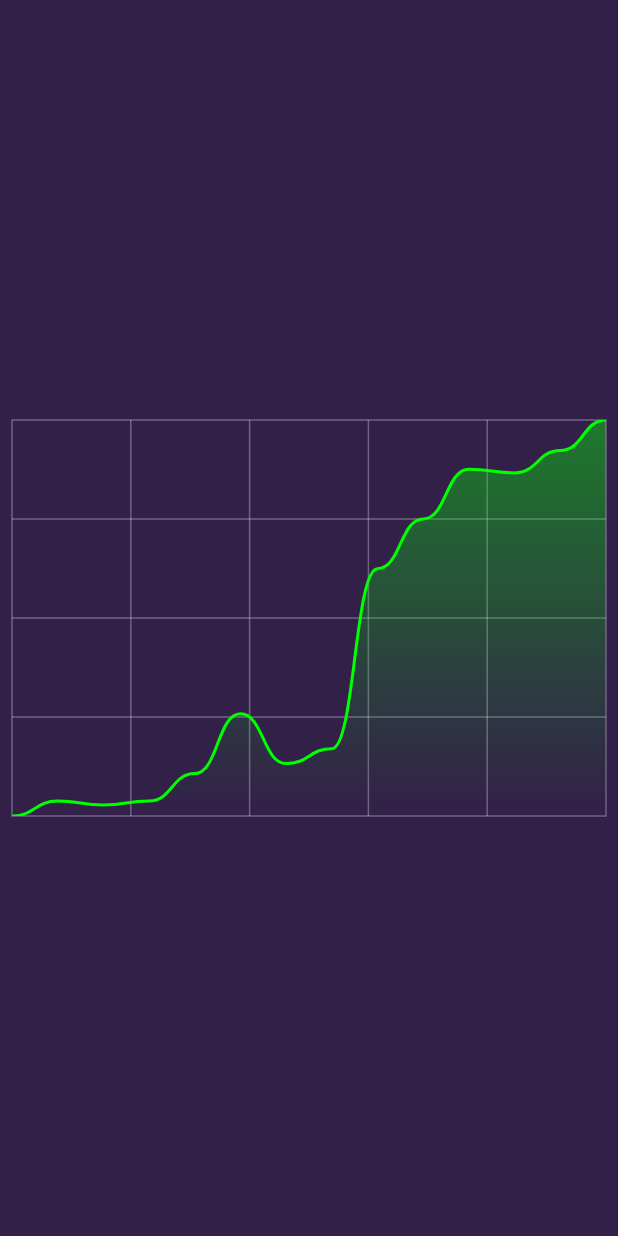
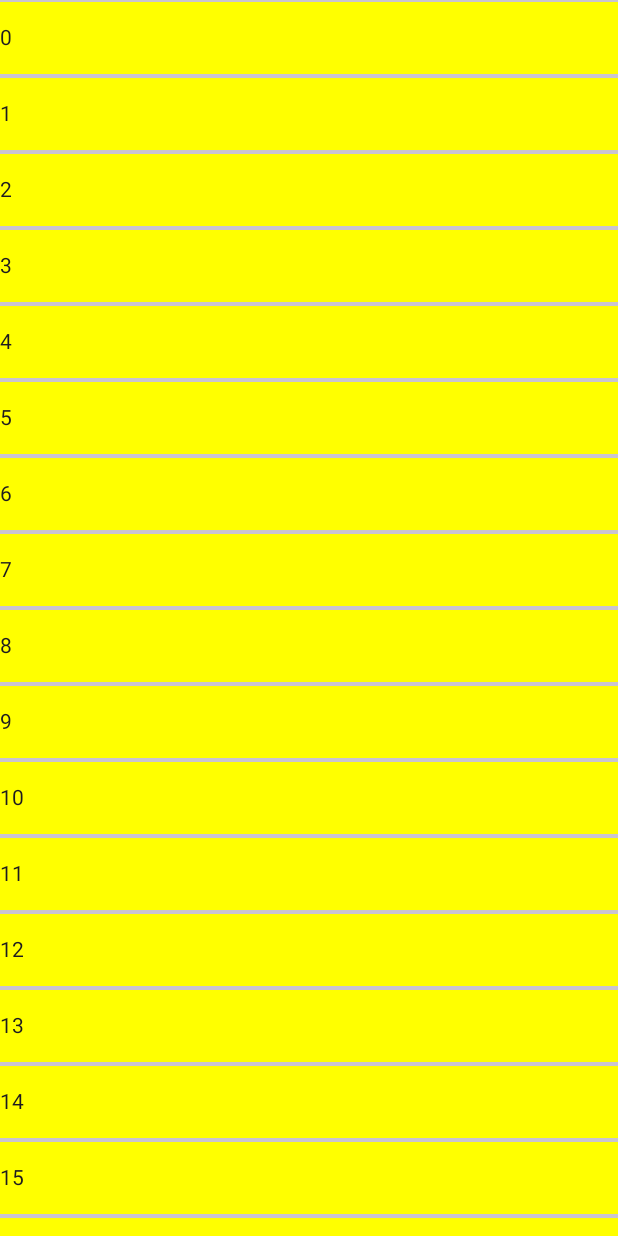
Before and after one commit to jparac/ComposePlayground, an Android app built with Jetpack Compose: the screen it shows after launch (MainActivity), on a phone screen of 412 x 824 dp. Run offline under Robolectric (Android 15) with nearby library versions, the phone set to English and light mode, and no system bars.

```diff
--- a/app/build.gradle.kts
+++ b/app/build.gradle.kts
@@ -8,12 +8,12 @@ plugins {
 android {
     namespace = "com.example.composeplayground"
 
-    compileSdk = 33
+    compileSdk = 34
 
     defaultConfig {
         applicationId = "com.example.composeplayground"
         minSdk = 26
-        targetSdk = 33
+        targetSdk = 34
         versionCode = 1
         versionName = "1.0"
 
@@ -52,9 +52,11 @@ android {
 dependencies {
     implementation("androidx.core:core-ktx:1.10.1")
     implementation("androidx.lifecycle:lifecycle-runtime-ktx:2.6.1")
+    implementation("androidx.activity:activity-ktx:1.8.0-alpha06")
 
     implementation(platform("androidx.compose:compose-bom:2023.06.01"))
     implementation("androidx.compose.ui:ui")
+    implementation("androidx.compose.material3:material3")
     implementation("androidx.compose.material:material")
     implementation("androidx.compose.ui:ui-tooling-preview")
     implementation("androidx.compose.foundation:foundation")
--- a/app/src/main/java/com/example/composeplayground/MainActivity.kt
+++ b/app/src/main/java/com/example/composeplayground/MainActivity.kt
@@ -3,18 +3,27 @@ package com.example.composeplayground
 import android.os.Bundle
 import androidx.activity.ComponentActivity
 import androidx.activity.compose.setContent
+import androidx.activity.enableEdgeToEdge
+import androidx.compose.foundation.background
+import androidx.compose.foundation.layout.Column
 import androidx.compose.foundation.layout.fillMaxSize
-import androidx.compose.material.Scaffold
+import androidx.compose.foundation.layout.fillMaxWidth
+import androidx.compose.foundation.layout.padding
+import androidx.compose.foundation.lazy.LazyColumn
+import androidx.compose.material3.Divider
+import androidx.compose.material3.Scaffold
+import androidx.compose.material3.Text
 import androidx.compose.runtime.Composable
 import androidx.compose.ui.Modifier
 import androidx.compose.ui.graphics.Color
 import androidx.compose.ui.tooling.preview.Preview
-import com.example.composeplayground.ui.components.canvas.CanvasGraph
+import androidx.compose.ui.unit.dp
 import com.example.composeplayground.ui.theme.ComposePlaygroundTheme
 
 class MainActivity : ComponentActivity() {
     override fun onCreate(savedInstanceState: Bundle?) {
         super.onCreate(savedInstanceState)
+        enableEdgeToEdge()
         setContent {
             ComposePlaygroundTheme {
                 // A surface container using the 'background' color from the theme
@@ -28,9 +37,23 @@ class MainActivity : ComponentActivity() {
 fun Screen() {
     Scaffold(
         modifier = Modifier.fillMaxSize(),
-        backgroundColor = Color.White
+        containerColor = Color.White,
     ) { paddingValues ->
-        CanvasGraph()
+        LazyColumn(contentPadding = paddingValues) {
+            items(30) {
+                Column(
+                    modifier = Modifier.background(Color.Yellow)
+                ) {
+                    Divider()
+                    Text(
+                        text = "$it", modifier = Modifier
+                            .padding(vertical = 16.dp)
+                            .fillMaxWidth()
+                    )
+                    Divider()
+                }
+            }
+        }
     }
 }
 
```
